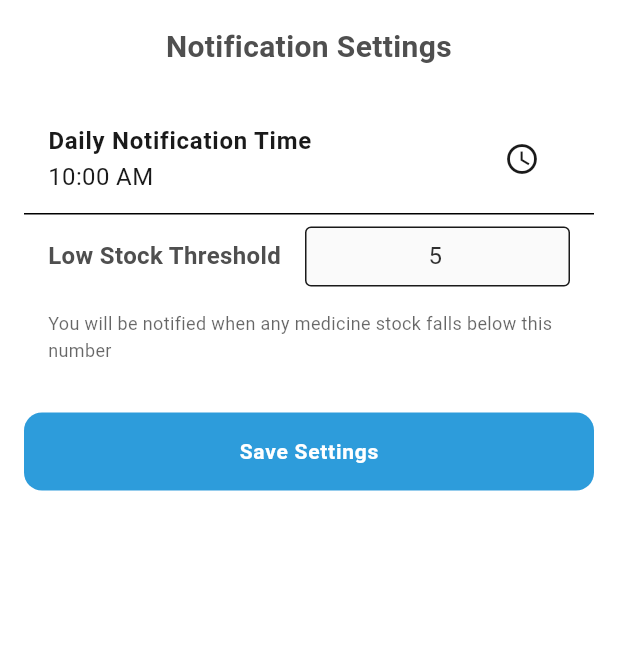
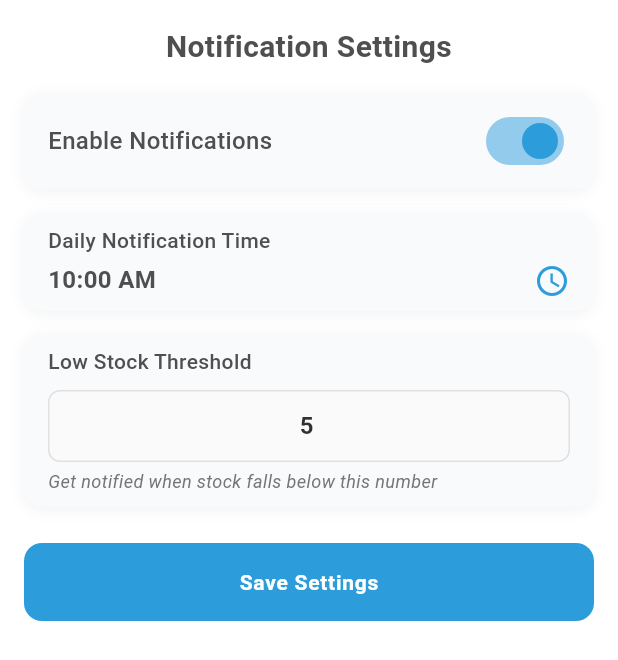
Before and after one commit to Jakir123/MedTrack, a Flutter app: the NotificationSettingsSheet widget shown alone on an empty page, opened directly, on a phone screen of 412 x 824 dp. Shown: the top 660 px of the screen. Run offline on Flutter 3.47's test engine with Material 3 defaults, Android fonts, the phone set to English and light mode, and no system bars; our stand-ins replace cached_network_image, cloud_firestore, firebase_auth, firebase_core, flutter_local_notifications, flutter_svg and 7 more; missing offline and left inert: android_alarm_manager_plus; accounts and stored records are empty; project files that could hold a hidden picture were left out.

Commit message:
added notification enable disable options

```diff
--- a/lib/features/notifications/notification_settings_sheet.dart
+++ b/lib/features/notifications/notification_settings_sheet.dart
@@ -16,6 +16,7 @@ class NotificationSettingsSheet extends StatefulWidget {
 class _NotificationSettingsSheetState extends State<NotificationSettingsSheet> {
   TimeOfDay _notificationTime = TimeOfDay.now();
   final TextEditingController _thresholdController = TextEditingController();
+  bool _notificationsEnabled = true;
   final FlutterLocalNotificationsPlugin _flutterLocalNotificationsPlugin =
       FlutterLocalNotificationsPlugin();
 
@@ -30,24 +31,34 @@ class _NotificationSettingsSheetState extends State<NotificationSettingsSheet> {
     final hour = notificationTime.split(':').first;
     final minute = notificationTime.split(':').last;
     final threshold = await SessionManager.getLowStockThreshold();
+    final isEnabled = await SessionManager.areNotificationsEnabled();
 
     setState(() {
       _notificationTime = TimeOfDay(hour: int.parse(hour), minute: int.parse(minute));
       _thresholdController.text = threshold.toString();
+      _notificationsEnabled = isEnabled;
     });
   }
 
   Future<void> _saveSettings() async {
     await SessionManager.setDailyNotificationTime("${_notificationTime.hour}:${_notificationTime.minute}");
     await SessionManager.setLowStockThreshold(_thresholdController.text);
+    await SessionManager.setNotificationsEnabled(_notificationsEnabled);
 
-    // Schedule the notification with new time
+    if (_notificationsEnabled) {
+      // Schedule the notification with new time if notifications are enabled
       await _scheduleDailyNotification();
+    } else {
+      // Cancel all notifications if disabled
+      await _flutterLocalNotificationsPlugin.cancelAll();
+    }
 
     if (mounted) {
       Navigator.pop(context);
       ScaffoldMessenger.of(context).showSnackBar(
-        const SnackBar(content: Text('Notification settings saved')),
+        SnackBar(content: Text(_notificationsEnabled
+          ? 'Notification settings saved'
+          : 'Notifications disabled')),
       );
     }
   }
@@ -109,6 +120,8 @@ class _NotificationSettingsSheetState extends State<NotificationSettingsSheet> {
 
   @override
   Widget build(BuildContext context) {
+    final theme = Theme.of(context);
+
     return SingleChildScrollView(
       padding: EdgeInsets.only(
         left: 16,
@@ -125,50 +138,143 @@ class _NotificationSettingsSheetState extends State<NotificationSettingsSheet> {
             style: TextStyle(fontSize: 20, fontWeight: FontWeight.bold),
             textAlign: TextAlign.center,
           ),
-          const SizedBox(height: 24),
-          ListTile(
-            title: const Text('Daily Notification Time', style: TextStyle(fontWeight: FontWeight.bold)),
-            subtitle: Text(
-              _notificationTime.format(context),
-              style: const TextStyle(fontSize: 16),
+          const SizedBox(height: 16),
+          // Notification Toggle
+          Container(
+            padding: const EdgeInsets.symmetric(vertical: 8, horizontal: 16),
+            decoration: BoxDecoration(
+              color: theme.cardColor,
+              borderRadius: BorderRadius.circular(12),
+              boxShadow: [
+                BoxShadow(
+                  color: Colors.black.withOpacity(0.05),
+                  blurRadius: 8,
+                  offset: const Offset(0, 2),
                 ),
-            trailing: IconButton(
-              icon: const Icon(Icons.access_time),
-              onPressed: () => _selectTime(context),
+              ],
+            ),
+            child: Row(
+              mainAxisAlignment: MainAxisAlignment.spaceBetween,
+              children: [
+                const Text(
+                  'Enable Notifications',
+                  style: TextStyle(fontSize: 16, fontWeight: FontWeight.w500),
+                ),
+                Switch(
+                  value: _notificationsEnabled,
+                  onChanged: (bool value) {
+                    setState(() {
+                      _notificationsEnabled = value;
+                    });
+                  },
+                  activeColor: theme.primaryColor,
+                ),
+              ],
             ),
           ),
-          const Divider(height: 1, thickness: 1),
-          Padding(
-            padding: const EdgeInsets.symmetric(vertical: 8.0, horizontal: 16.0),
-            child: Row(
+          const SizedBox(height: 16),
+          // Daily Notification Time
+          Opacity(
+            opacity: _notificationsEnabled ? 1.0 : 0.6,
+            child: AbsorbPointer(
+              absorbing: !_notificationsEnabled,
+              child: Container(
+                padding: const EdgeInsets.symmetric(vertical: 8, horizontal: 16),
+                decoration: BoxDecoration(
+                  color: theme.cardColor,
+                  borderRadius: BorderRadius.circular(12),
+                  boxShadow: [
+                    BoxShadow(
+                      color: Colors.black.withOpacity(0.05),
+                      blurRadius: 8,
+                      offset: const Offset(0, 2),
+                    ),
+                  ],
+                ),
+                child: Column(
+                  crossAxisAlignment: CrossAxisAlignment.start,
                   children: [
                     const Text(
-                  'Low Stock Threshold',
-                  style: TextStyle(fontWeight: FontWeight.bold, fontSize: 16),
+                      'Daily Notification Time',
+                      style: TextStyle(fontWeight: FontWeight.w500, fontSize: 14),
                     ),
-                const SizedBox(width: 16),
-                Expanded(
-                  child: TextField(
-                    controller: _thresholdController,
-                    textAlign: TextAlign.center,
-                    decoration: const InputDecoration(
-                      contentPadding: EdgeInsets.symmetric(horizontal: 8, vertical: 8),
-                      border: OutlineInputBorder(),
-                      isDense: true,
+                    const SizedBox(height: 4),
+                    InkWell(
+                      onTap: _notificationsEnabled ? () => _selectTime(context) : null,
+                      child: Row(
+                        mainAxisAlignment: MainAxisAlignment.spaceBetween,
+                        children: [
+                          Text(
+                            _notificationTime.format(context),
+                            style: const TextStyle(fontSize: 16, fontWeight: FontWeight.bold),
                           ),
-                    keyboardType: TextInputType.number,
+                          Icon(Icons.access_time, color: _notificationsEnabled ? theme.primaryColor : Colors.grey),
+                        ],
                       ),
                     ),
                   ],
                 ),
               ),
-          Padding(
-            padding: const EdgeInsets.symmetric(horizontal: 16.0, vertical: 8.0),
-            child: Text(
-              'You will be notified when any medicine stock falls below this number',
+            ),
+          ),
+          const SizedBox(height: 16),
+          // Low Stock Threshold
+          Opacity(
+            opacity: _notificationsEnabled ? 1.0 : 0.6,
+            child: AbsorbPointer(
+              absorbing: !_notificationsEnabled,
+              child: Container(
+                padding: const EdgeInsets.symmetric(vertical: 8, horizontal: 16),
+                decoration: BoxDecoration(
+                  color: theme.cardColor,
+                  borderRadius: BorderRadius.circular(12),
+                  boxShadow: [
+                    BoxShadow(
+                      color: Colors.black.withOpacity(0.05),
+                      blurRadius: 8,
+                      offset: const Offset(0, 2),
+                    ),
+                  ],
+                ),
+                child: Column(
+                  crossAxisAlignment: CrossAxisAlignment.start,
+                  children: [
+                    const Text(
+                      'Low Stock Threshold',
+                      style: TextStyle(fontWeight: FontWeight.w500, fontSize: 14),
+                    ),
+                    const SizedBox(height: 8),
+                    TextField(
+                      controller: _thresholdController,
+                      textAlign: TextAlign.center,
+                      style: const TextStyle(fontSize: 16, fontWeight: FontWeight.bold),
+                      decoration: InputDecoration(
+                        contentPadding: const EdgeInsets.symmetric(horizontal: 12, vertical: 12),
+                        border: OutlineInputBorder(
+                          borderRadius: BorderRadius.circular(8),
+                          borderSide: BorderSide(color: Colors.grey.shade300),
+                        ),
+                        enabledBorder: OutlineInputBorder(
+                          borderRadius: BorderRadius.circular(8),
+                          borderSide: BorderSide(color: Colors.grey.shade300),
+                        ),
+                        filled: true,
+                        fillColor: _notificationsEnabled ? null : Colors.grey.shade100,
+                        isDense: true,
+                      ),
+                      keyboardType: TextInputType.number,
+                    ),
+                    const SizedBox(height: 4),
+                    Text(
+                      'Get notified when stock falls below this number',
                       style: TextStyle(
                         fontSize: 12,
-                color: Theme.of(context).hintColor,
+                        color: Colors.grey[600],
+                        fontStyle: FontStyle.italic,
+                      ),
+                    ),
+                  ],
+                ),
               ),
             ),
           ),
--- a/lib/utils/session_manager.dart
+++ b/lib/utils/session_manager.dart
@@ -101,4 +101,14 @@ class SessionManager{
     final SharedPreferences pref = await SharedPreferences.getInstance();
     return pref.getString('low_stock_threshold') ?? "5";
   }
+
+  static Future<void> setNotificationsEnabled(bool enabled) async {
+    final SharedPreferences prefs = await SharedPreferences.getInstance();
+    await prefs.setBool('notifications_enabled', enabled);
+  }
+
+  static Future<bool> areNotificationsEnabled() async {
+    final SharedPreferences prefs = await SharedPreferences.getInstance();
+    return prefs.getBool('notifications_enabled') ?? true; // Default to enabled
+  }
 }
```
Also changed, not shown: 1 other file. Lines whose indentation alone changed are shown as unchanged.
